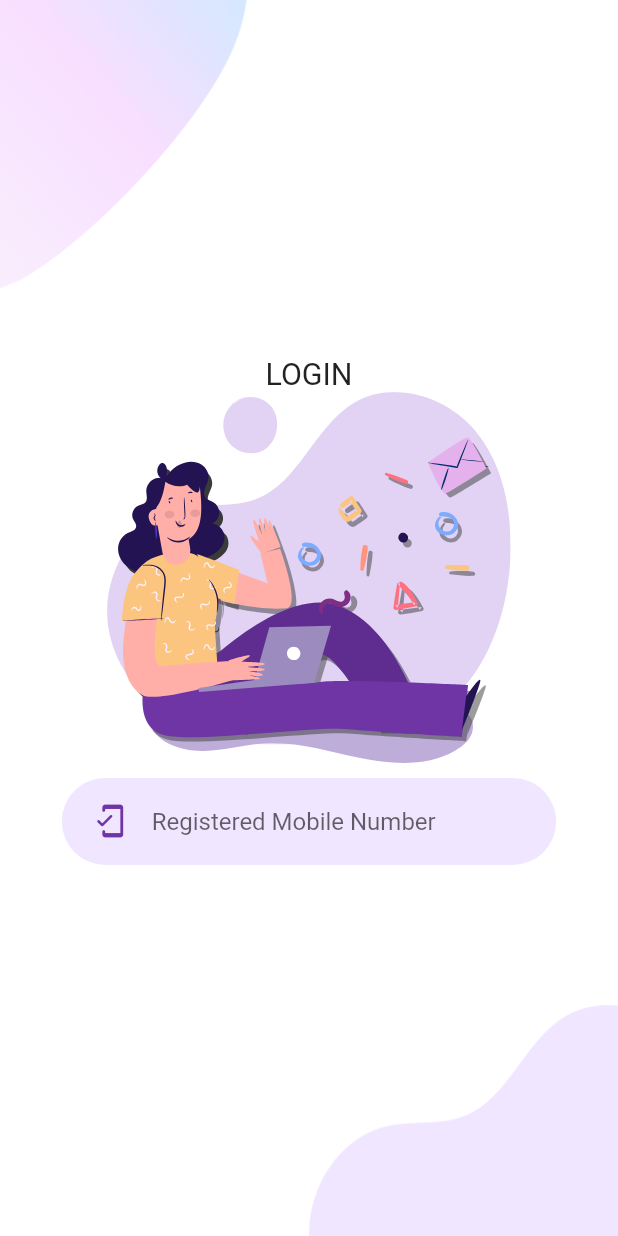
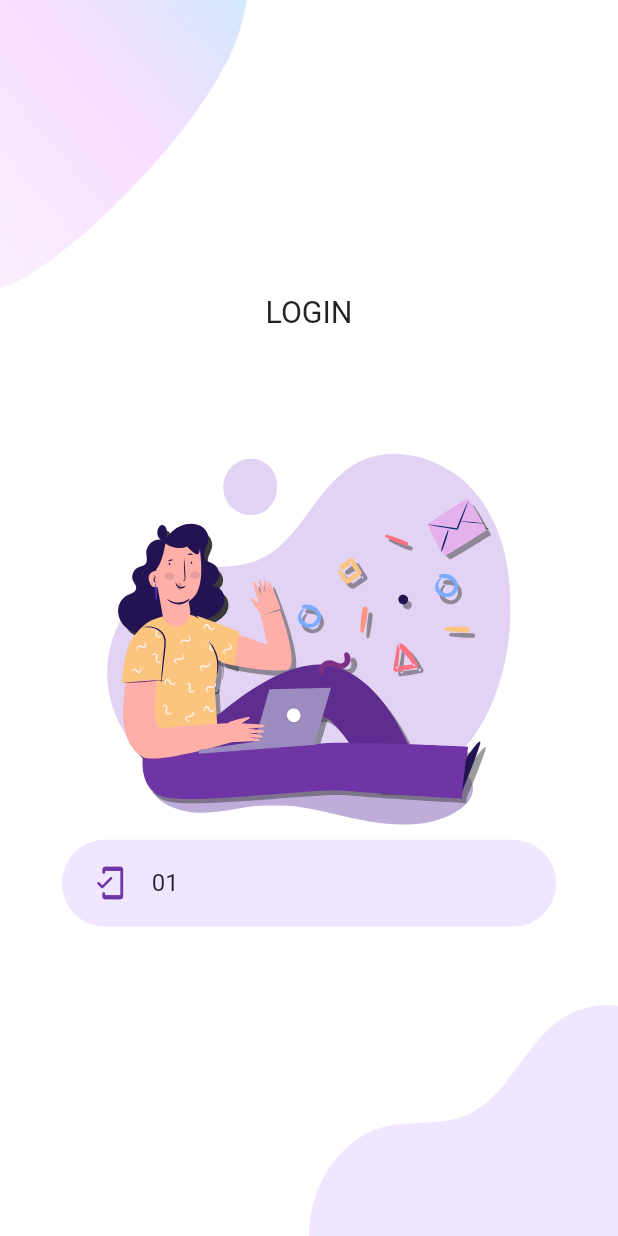
Before and after one commit to sifatistiak/Flutter-Login-Screen, a Flutter app: the LoginScreen screen opened directly, on a phone screen of 412 x 824 dp. Run offline on Flutter 3.47's test engine with Material 2 defaults, Android fonts, the phone set to English and light mode, and no system bars; our stand-ins replace flutter_svg.

Commit message:
Button fix

```diff
--- a/lib/Screens/Login/components/body.dart
+++ b/lib/Screens/Login/components/body.dart
@@ -1,7 +1,7 @@
 import 'package:flutter/material.dart';
 import 'package:flutter_svg/flutter_svg.dart';
 import 'package:login/Screens/Login/components/background.dart';
-import 'package:login/Screens/Login/components/text_field.dart';
+import 'package:login/components/rounded_text_field.dart';
 import 'package:login/constants.dart';
 
 class Body extends StatelessWidget {
@@ -20,42 +20,25 @@ class Body extends StatelessWidget {
               fontSize: kPrimaryHeaderSize * 0.7,
             ),
           ),
+          SizedBox(
+            height: size.height * 0.1,
+          ),
           SvgPicture.asset(
             "assets/icons/login.svg",
             height: size.height * 0.3,
           ),
-          const RoundedInputField(
-            hintText: "Registered Mobile Number",
-            icon: Icon(
+          RoundedInputField(
+            hintText: "01XXXXXXXXX",
+            icon: const Icon(
               Icons.mobile_friendly_rounded,
               color: kPrimaryColor,
             ),
+            onChange: (value) {
+              print(value);
+            },
           ),
         ],
       ),
     );
   }
 }
-
-class RoundedInputField extends StatelessWidget {
-  final String hintText;
-  final Icon icon;
-  const RoundedInputField({
-    Key? key,
-    required this.hintText,
-    required this.icon,
-  }) : super(key: key);
-
-  @override
-  Widget build(BuildContext context) {
-    return TextFieldContainer(
-      child: TextField(
-        decoration: InputDecoration(
-          icon: icon,
-          hintText: hintText,
-          border: InputBorder.none,
-        ),
-      ),
-    );
-  }
-}
--- /dev/null
+++ b/lib/components/rounded_text_field.dart
@@ -0,0 +1,37 @@
+import 'package:flutter/material.dart';
+import 'package:flutter/services.dart';
+import 'package:login/components/text_field.dart';
+
+class RoundedInputField extends StatelessWidget {
+  final String hintText;
+  final Icon icon;
+  final ValueChanged<String> onChange;
+
+  const RoundedInputField({
+    Key? key,
+    required this.hintText,
+    required this.icon,
+    required this.onChange,
+  }) : super(key: key);
+
+  @override
+  Widget build(BuildContext context) {
+    return TextFieldContainer(
+      child: TextField(
+        controller: TextEditingController()..text = "01",
+        decoration: InputDecoration(
+          icon: icon,
+          hintText: hintText,
+          border: InputBorder.none,
+          counterText: "",
+        ),
+        inputFormatters: [
+          FilteringTextInputFormatter.digitsOnly,
+        ],
+        keyboardType: TextInputType.number,
+        maxLength: 11,
+        onChanged: onChange,
+      ),
+    );
+  }
+}
```
Also changed, not shown: lib/components/text_field.dart (renamed from lib/Screens/Login/components/text_field.dart).
